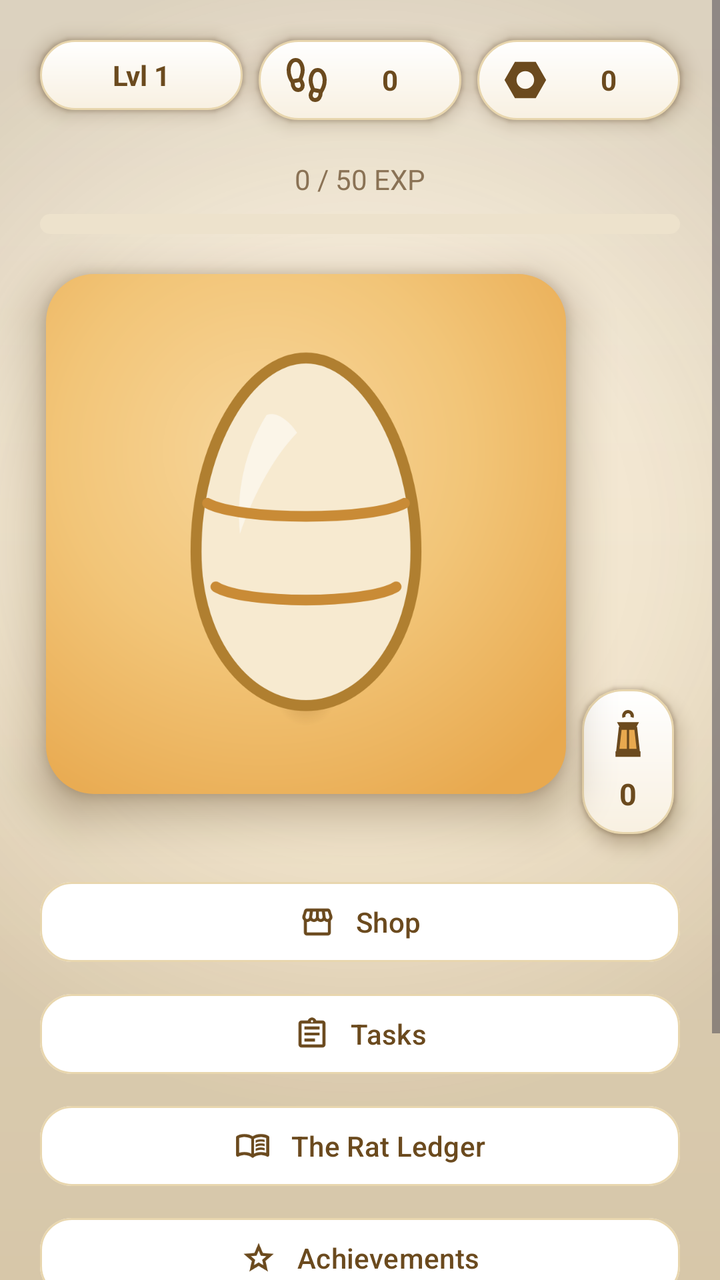
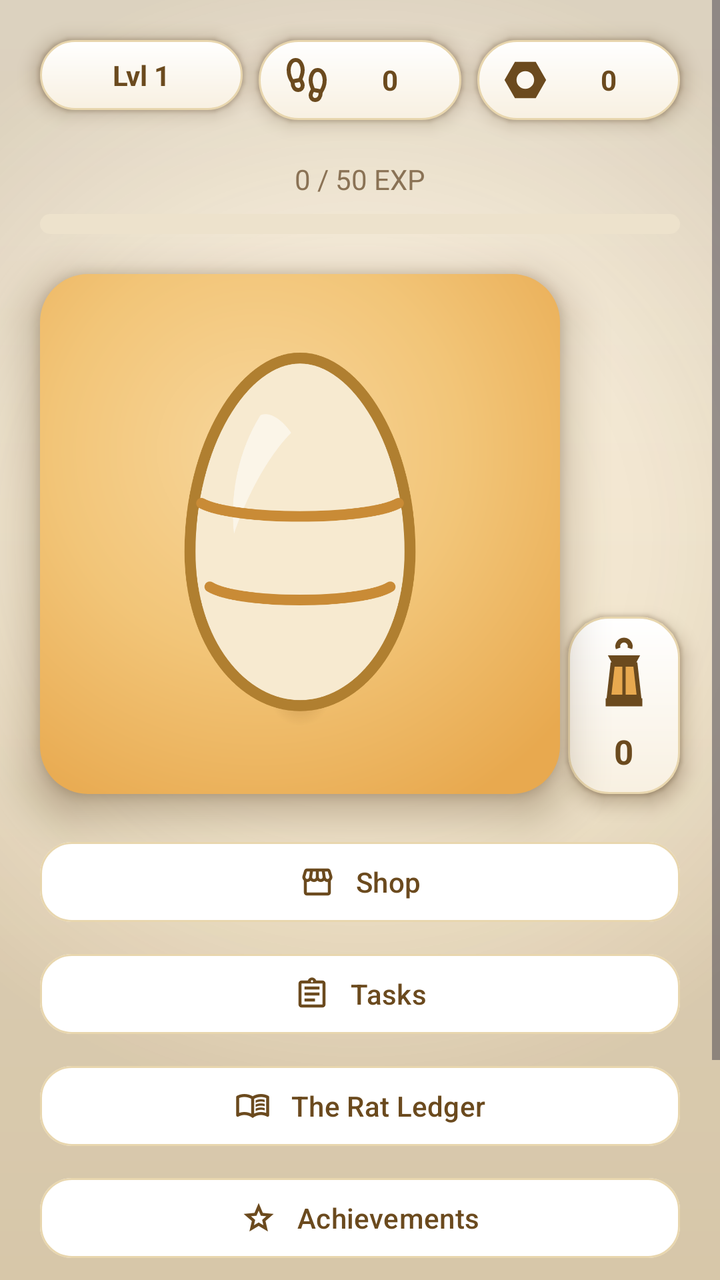

Two renders of the same Android screen: before a commit and after it. Below are the layout's source before the change and the commit's diff.
<!-- AndroidManifest.xml: application theme Theme.RatKingRecon -->
<!-- res/layout/activity_main.xml -->
<?xml version="1.0" encoding="utf-8"?>
<ScrollView xmlns:android="http://schemas.android.com/apk/res/android"
    xmlns:app="http://schemas.android.com/apk/res-auto"
    xmlns:tools="http://schemas.android.com/tools"
    android:layout_width="match_parent"
    android:layout_height="match_parent"
    android:background="@drawable/bg_app_gradient"
    android:clipToPadding="false"
    android:fitsSystemWindows="true">

    
    <LinearLayout
        android:layout_width="match_parent"
        android:layout_height="wrap_content"
        android:orientation="vertical"
        android:gravity="center_horizontal"
        android:clipChildren="false"
        android:clipToPadding="false"
        android:padding="20dp">

        
        <LinearLayout
            android:layout_width="match_parent"
            android:layout_height="wrap_content"
            android:orientation="horizontal"
            android:baselineAligned="false"
            android:clipChildren="false"
            android:clipToPadding="false"
            android:layout_marginBottom="20dp">

            
            <TextView
                android:id="@+id/playerLevelText"
                android:layout_width="0dp"
                android:layout_height="wrap_content"
                android:layout_weight="1"
                android:layout_marginEnd="8dp"
                android:background="@drawable/bg_pill_tan"
                android:elevation="6dp"
                android:outlineAmbientShadowColor="@color/shadow_warm"
                android:outlineSpotShadowColor="@color/shadow_warm"
                tools:targetApi="28"
                android:paddingHorizontal="12dp"
                android:paddingVertical="8dp"
                android:gravity="center"
                android:textSize="14sp"
                android:textStyle="bold"
                android:textColor="@color/text_primary"
                android:text="@string/header_level_default" />

            <TextView
                android:id="@+id/stepCountText"
                android:layout_width="0dp"
                android:layout_height="wrap_content"
                android:layout_weight="1"
                android:layout_marginEnd="8dp"
                android:background="@drawable/bg_pill_tan"
                android:elevation="6dp"
                android:outlineAmbientShadowColor="@color/shadow_warm"
                android:outlineSpotShadowColor="@color/shadow_warm"
                tools:targetApi="28"
                android:paddingHorizontal="12dp"
                android:paddingVertical="8dp"
                android:gravity="center"
                android:drawableStart="@drawable/ic_footprint"
                android:drawablePadding="6dp"
                android:textSize="14sp"
                android:textStyle="bold"
                android:textColor="@color/text_primary"
                android:text="@string/header_steps_default" />

            <TextView
                android:id="@+id/scrapText"
                android:layout_width="0dp"
                android:layout_height="wrap_content"
                android:layout_weight="1"
                android:background="@drawable/bg_pill_tan"
                android:elevation="6dp"
                android:outlineAmbientShadowColor="@color/shadow_warm"
                android:outlineSpotShadowColor="@color/shadow_warm"
                tools:targetApi="28"
                android:paddingHorizontal="12dp"
                android:paddingVertical="8dp"
                android:gravity="center"
                android:drawableStart="@drawable/ic_scrap"
                android:drawablePadding="6dp"
                android:textSize="14sp"
                android:textStyle="bold"
                android:textColor="@color/text_primary"
                android:text="@string/header_scrap_default" />
        </LinearLayout>

        <TextView
            android:id="@+id/expText"
            android:layout_width="wrap_content"
            android:layout_height="wrap_content"
            android:textSize="14sp"
            android:textColor="@color/text_muted"
            android:text="0 / 50 EXP"
            android:layout_marginBottom="8dp" />

        <ProgressBar
            android:id="@+id/expProgressBar"
            style="?android:attr/progressBarStyleHorizontal"
            android:layout_width="match_parent"
            android:layout_height="10dp"
            android:progressDrawable="@drawable/progress_amber"
            android:max="50"
            android:progress="0"
            android:layout_marginBottom="20dp" />

        
        
        <LinearLayout
            android:layout_width="wrap_content"
            android:layout_height="wrap_content"
            android:orientation="horizontal"
            android:gravity="bottom"
            android:clipChildren="false"
            android:clipToPadding="false"
            android:layout_marginBottom="20dp">

        <FrameLayout
            android:layout_width="260dp"
            android:layout_height="260dp"
            android:background="@drawable/bg_egg_panel"
            android:elevation="14dp"
            android:outlineAmbientShadowColor="@color/shadow_warm"
            android:outlineSpotShadowColor="@color/shadow_warm"
            android:clipChildren="false"
            tools:targetApi="28"
            android:layout_marginBottom="20dp">

            <View
                android:layout_width="150dp"
                android:layout_height="30dp"
                android:layout_gravity="center_horizontal|bottom"
                android:layout_marginBottom="34dp"
                android:background="@drawable/egg_contact_shadow" />

            <ImageView
                android:id="@+id/petImage"
                android:layout_width="match_parent"
                android:layout_height="match_parent"
                android:padding="20dp"
                android:scaleType="fitCenter"
                android:src="@drawable/egg_stage_0" />
        </FrameLayout>

            
            <LinearLayout
                android:id="@+id/streakTile"
                android:layout_width="wrap_content"
                android:layout_height="wrap_content"
                android:orientation="vertical"
                android:gravity="center"
                android:background="@drawable/bg_pill_tan"
                android:elevation="6dp"
                android:outlineAmbientShadowColor="@color/shadow_warm"
                android:outlineSpotShadowColor="@color/shadow_warm"
                tools:targetApi="28"
                android:paddingHorizontal="8dp"
                android:paddingVertical="10dp"
                android:layout_marginStart="8dp"
                android:clickable="true"
                android:focusable="true">

                <ImageView
                    android:id="@+id/streakLantern"
                    android:layout_width="30dp"
                    android:layout_height="30dp"
                    android:src="@drawable/ic_lantern"
                    android:importantForAccessibility="no" />

                <TextView
                    android:id="@+id/streakCount"
                    android:layout_width="wrap_content"
                    android:layout_height="wrap_content"
                    android:layout_marginTop="2dp"
                    android:textColor="@color/text_primary"
                    android:textSize="15sp"
                    android:textStyle="bold"
                    android:text="@string/header_scrap_default" />
            </LinearLayout>
        </LinearLayout>

        
        <com.google.android.material.button.MaterialButton
            android:id="@+id/shopButton"
            android:layout_width="match_parent"
            android:layout_height="wrap_content"
            android:text="@string/btn_shop"
            app:icon="@drawable/ic_store"
            app:iconGravity="textStart"
            app:iconPadding="10dp"
            app:iconTint="@color/text_primary"
            android:textAllCaps="false"
            android:textColor="@color/text_primary"
            app:backgroundTint="@color/card_white"
            app:strokeColor="@color/card_border"
            app:strokeWidth="1dp"
            app:cornerRadius="16dp"
            app:elevation="6dp"
            android:outlineAmbientShadowColor="@color/shadow_warm"
            android:outlineSpotShadowColor="@color/shadow_warm"
            tools:targetApi="28"
            android:layout_marginBottom="8dp" />

        <com.google.android.material.button.MaterialButton
            android:id="@+id/activeExpeditionButton"
            android:layout_width="match_parent"
            android:layout_height="wrap_content"
            android:text="@string/expedition_status"
            app:icon="@drawable/ic_pets"
            app:iconGravity="textStart"
            app:iconPadding="10dp"
            app:iconTint="@color/text_primary"
            android:textAllCaps="false"
            android:textStyle="bold"
            android:textColor="@color/text_primary"
            app:backgroundTint="@color/amber"
            app:cornerRadius="16dp"
            app:elevation="6dp"
            android:outlineAmbientShadowColor="@color/shadow_warm"
            android:outlineSpotShadowColor="@color/shadow_warm"
            tools:targetApi="28"
            android:visibility="gone"
            android:layout_marginBottom="8dp" />

        
        <com.google.android.material.button.MaterialButton
            android:id="@+id/tasksButton"
            android:layout_width="match_parent"
            android:layout_height="wrap_content"
            android:text="@string/btn_tasks"
            app:icon="@drawable/ic_contract"
            app:iconGravity="textStart"
            app:iconPadding="10dp"
            app:iconTint="@color/text_primary"
            android:textAllCaps="false"
            android:textColor="@color/text_primary"
            app:backgroundTint="@color/card_white"
            app:strokeColor="@color/card_border"
            app:strokeWidth="1dp"
            app:cornerRadius="16dp"
            app:elevation="6dp"
            android:outlineAmbientShadowColor="@color/shadow_warm"
            android:outlineSpotShadowColor="@color/shadow_warm"
            tools:targetApi="28"
            android:layout_marginBottom="8dp" />

        <com.google.android.material.button.MaterialButton
            android:id="@+id/openGalleryButton"
            android:layout_width="match_parent"
            android:layout_height="wrap_content"
            android:text="@string/btn_open_ledger"
            app:icon="@drawable/ic_book"
            app:iconGravity="textStart"
            app:iconPadding="10dp"
            app:iconTint="@color/text_primary"
            android:textAllCaps="false"
            android:textColor="@color/text_primary"
            app:backgroundTint="@color/card_white"
            app:strokeColor="@color/card_border"
            app:strokeWidth="1dp"
            app:cornerRadius="16dp"
            app:elevation="6dp"
            android:outlineAmbientShadowColor="@color/shadow_warm"
            android:outlineSpotShadowColor="@color/shadow_warm"
            tools:targetApi="28"
            android:layout_marginBottom="8dp" />

        <com.google.android.material.button.MaterialButton
            android:id="@+id/achievementsButton"
            android:layout_width="match_parent"
            android:layout_height="wrap_content"
            android:text="@string/btn_achievements"
            app:icon="@drawable/ic_star"
            app:iconGravity="textStart"
            app:iconPadding="10dp"
            app:iconTint="@color/text_primary"
            android:textAllCaps="false"
            android:textColor="@color/text_primary"
            app:backgroundTint="@color/card_white"
            app:strokeColor="@color/card_border"
            app:strokeWidth="1dp"
            app:cornerRadius="16dp"
            app:elevation="6dp"
            android:outlineAmbientShadowColor="@color/shadow_warm"
            android:outlineSpotShadowColor="@color/shadow_warm"
            tools:targetApi="28"
            android:layout_marginBottom="8dp" />

        <com.google.android.material.button.MaterialButton
            android:id="@+id/settingsButton"
            android:layout_width="match_parent"
            android:layout_height="wrap_content"
            android:text="@string/btn_settings"
            app:icon="@drawable/ic_settings"
            app:iconGravity="textStart"
            app:iconPadding="10dp"
            app:iconTint="@color/text_primary"
            android:textAllCaps="false"
            android:textColor="@color/text_primary"
            app:backgroundTint="@color/card_white"
            app:strokeColor="@color/card_border"
            app:strokeWidth="1dp"
            app:cornerRadius="16dp"
            app:elevation="6dp"
            android:outlineAmbientShadowColor="@color/shadow_warm"
            android:outlineSpotShadowColor="@color/shadow_warm"
            tools:targetApi="28" />

        <com.google.android.material.button.MaterialButton
            android:id="@+id/devResetButton"
            android:layout_width="wrap_content"
            android:layout_height="wrap_content"
            android:layout_marginTop="16dp"
            android:text="@string/btn_dev_reset"
            android:textAllCaps="false"
            android:textSize="11sp"
            android:textColor="@color/text_muted"
            app:backgroundTint="@android:color/transparent"
            app:elevation="0dp" />

    </LinearLayout>

</ScrollView>
<!-- resources referenced by this layout -->
<resources>
  <color name="amber">#E8A94F</color>
  <color name="card_border">#E8D6AE</color>
  <color name="card_white">#FFFFFF</color>
  <color name="shadow_warm">#4A2F0F</color>
  <color name="text_muted">#8A7255</color>
  <color name="text_primary">#6B4A1E</color>
  <!-- drawable bg_egg_panel (drawable) -->
  <?xml version="1.0" encoding="utf-8"?>
  <shape xmlns:android="http://schemas.android.com/apk/res/android"
      android:shape="rectangle">
      <gradient
          android:type="radial"
          android:centerX="0.42"
          android:centerY="0.34"
          android:gradientRadius="78%p"
          android:startColor="#F7D69B"
          android:centerColor="#F2C578"
          android:endColor="@color/amber" />
      <corners android:radius="24dp" />
  </shape>
  <!-- drawable bg_pill_tan (drawable) -->
  <?xml version="1.0" encoding="utf-8"?>
  <shape xmlns:android="http://schemas.android.com/apk/res/android"
      android:shape="rectangle">
      <gradient
          android:angle="270"
          android:startColor="@color/card_white"
          android:endColor="#F8F0E1"
          android:type="linear" />
      <stroke
          android:width="1dp"
          android:color="@color/card_border" />
      <corners android:radius="20dp" />
  </shape>
  <!-- drawable egg_contact_shadow (drawable) -->
  <?xml version="1.0" encoding="utf-8"?>
  <shape xmlns:android="http://schemas.android.com/apk/res/android"
      android:shape="oval">
      <gradient
          android:type="radial"
          android:centerX="0.5"
          android:centerY="0.5"
          android:gradientRadius="50%"
          android:startColor="#4D8A5A1E"
          android:centerColor="#268A5A1E"
          android:endColor="#008A5A1E" />
  </shape>
  <!-- drawable progress_amber (drawable) -->
  <?xml version="1.0" encoding="utf-8"?>
  <layer-list xmlns:android="http://schemas.android.com/apk/res/android">
      <item android:id="@android:id/background">
          <shape android:shape="rectangle">
              <solid android:color="@color/disabled_fill" />
              <corners android:radius="8dp" />
          </shape>
      </item>
      <item android:id="@android:id/progress">
          <clip>
              <shape android:shape="rectangle">
                  <solid android:color="@color/amber" />
                  <corners android:radius="8dp" />
              </shape>
          </clip>
      </item>
  </layer-list>
  <string name="btn_achievements">Achievements</string>
  <string name="btn_dev_reset">Dev Reset</string>
  <string name="btn_open_ledger">The Rat Ledger</string>
  <string name="btn_settings">Settings</string>
  <string name="btn_shop">Shop</string>
  <string name="btn_tasks">Tasks</string>
  <string name="expedition_status">Rat Scavenging… (Tap Status)</string>
  <string name="header_level_default">Lvl 1</string>
  <string name="header_scrap_default">0</string>
  <string name="header_steps_default">0</string>
  <style name="Theme.RatKingRecon" parent="Base.Theme.RatKingRecon" />
  <color name="cream">#FBF3E3</color>
  <color name="tan">#F5E6C8</color>
  <color name="shiny_gold">#D9A425</color>
  <color name="disabled_fill">#EDE2CC</color>
  <style name="Widget.RatKing.Button" parent="Widget.RatKing.Button.Base" />
  <style name="Animation.RatKing.Screen" parent="@android:style/Animation.Activity">
          <item name="android:activityOpenEnterAnimation">@anim/screen_enter</item>
          <item name="android:activityOpenExitAnimation">@anim/screen_exit</item>
          <item name="android:activityCloseEnterAnimation">@anim/screen_pop_enter</item>
          <item name="android:activityCloseExitAnimation">@anim/screen_pop_exit</item>
      </style>
  <style name="Widget.RatKing.Button.Base" parent="Widget.Material3.Button" />
  <!-- unchanged entries left out for length: 12 -->
</resources>

<!-- the commit's change to res/layout/activity_main.xml (unified diff, before → after) -->
@@ -128,8 +128,7 @@
             android:outlineAmbientShadowColor="@color/shadow_warm"
             android:outlineSpotShadowColor="@color/shadow_warm"
             android:clipChildren="false"
-            tools:targetApi="28"
-            android:layout_marginBottom="20dp">
+            tools:targetApi="28">
 
             <View
                 android:layout_width="150dp"
@@ -159,16 +158,17 @@
                 android:outlineAmbientShadowColor="@color/shadow_warm"
                 android:outlineSpotShadowColor="@color/shadow_warm"
                 tools:targetApi="28"
-                android:paddingHorizontal="8dp"
+                android:paddingHorizontal="6dp"
                 android:paddingVertical="10dp"
-                android:layout_marginStart="8dp"
+                android:layout_marginStart="4dp"
                 android:clickable="true"
                 android:focusable="true">
 
+                
                 <ImageView
                     android:id="@+id/streakLantern"
-                    android:layout_width="30dp"
-                    android:layout_height="30dp"
+                    android:layout_width="44dp"
+                    android:layout_height="44dp"
                     android:src="@drawable/ic_lantern"
                     android:importantForAccessibility="no" />
 
@@ -178,7 +178,7 @@
                     android:layout_height="wrap_content"
                     android:layout_marginTop="2dp"
                     android:textColor="@color/text_primary"
-                    android:textSize="15sp"
+                    android:textSize="17sp"
                     android:textStyle="bold"
                     android:text="@string/header_scrap_default" />
             </LinearLayout>
